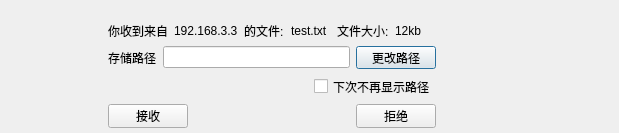
Above: receivefile.ui from shuzibanshou/feichuan before the change. Below: the same form after it.
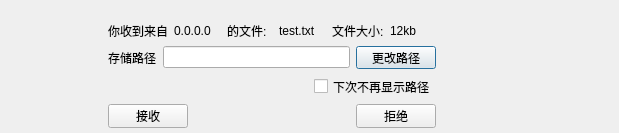
That is the form after the change.

What changed in the file:
```diff
--- a/receivefile.ui
+++ b/receivefile.ui
@@ -13,7 +13,7 @@
   <property name="windowTitle">
    <string>有新文件</string>
   </property>
-  <widget class="QWidget" name="">
+  <widget class="QWidget" name="layoutWidget">
    <property name="geometry">
     <rect>
      <x>108</x>
@@ -35,7 +35,7 @@
       <item>
        <widget class="QLabel" name="senderIPv4">
         <property name="text">
-         <string>192.168.3.3</string>
+         <string>0.0.0.0</string>
         </property>
        </widget>
       </item>
```
